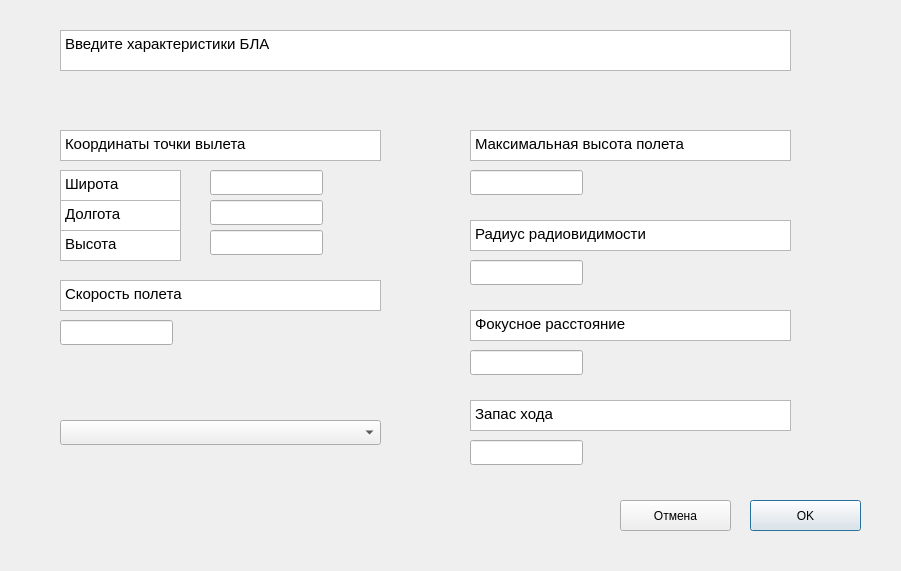
Old version of the form addbla.ui in the repository EgorovaAnna/gpbla.
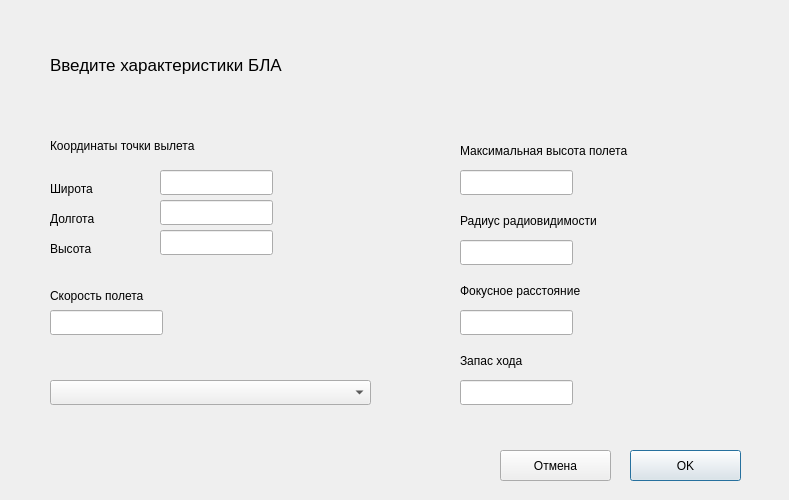
New version of the form.

```diff
--- a/addbla.ui
+++ b/addbla.ui
@@ -6,8 +6,8 @@
    <rect>
     <x>0</x>
     <y>0</y>
-    <width>901</width>
-    <height>571</height>
+    <width>789</width>
+    <height>500</height>
    </rect>
   </property>
   <property name="windowTitle">
@@ -16,51 +16,17 @@
   <widget class="QLineEdit" name="lat">
    <property name="geometry">
     <rect>
-     <x>210</x>
+     <x>160</x>
      <y>170</y>
      <width>113</width>
      <height>25</height>
     </rect>
    </property>
   </widget>
-  <widget class="QTextBrowser" name="textBrowser">
-   <property name="geometry">
-    <rect>
-     <x>60</x>
-     <y>30</y>
-     <width>731</width>
-     <height>41</height>
-    </rect>
-   </property>
-   <property name="html">
-    <string>&lt;!DOCTYPE HTML PUBLIC &quot;-//W3C//DTD HTML 4.0//EN&quot; &quot;http://www.w3.org/TR/REC-html40/strict.dtd&quot;&gt;
-&lt;html&gt;&lt;head&gt;&lt;meta name=&quot;qrichtext&quot; content=&quot;1&quot; /&gt;&lt;style type=&quot;text/css&quot;&gt;
-p, li { white-space: pre-wrap; }
-&lt;/style&gt;&lt;/head&gt;&lt;body style=&quot; font-family:'Ubuntu'; font-size:11pt; font-weight:400; font-style:normal;&quot;&gt;
-&lt;p style=&quot; margin-top:0px; margin-bottom:0px; margin-left:0px; margin-right:0px; -qt-block-indent:0; text-indent:0px;&quot;&gt;Введите характеристики БЛА&lt;/p&gt;&lt;/body&gt;&lt;/html&gt;</string>
-   </property>
-  </widget>
-  <widget class="QTextBrowser" name="textBrowser_2">
-   <property name="geometry">
-    <rect>
-     <x>60</x>
-     <y>130</y>
-     <width>321</width>
-     <height>31</height>
-    </rect>
-   </property>
-   <property name="html">
-    <string>&lt;!DOCTYPE HTML PUBLIC &quot;-//W3C//DTD HTML 4.0//EN&quot; &quot;http://www.w3.org/TR/REC-html40/strict.dtd&quot;&gt;
-&lt;html&gt;&lt;head&gt;&lt;meta name=&quot;qrichtext&quot; content=&quot;1&quot; /&gt;&lt;style type=&quot;text/css&quot;&gt;
-p, li { white-space: pre-wrap; }
-&lt;/style&gt;&lt;/head&gt;&lt;body style=&quot; font-family:'Ubuntu'; font-size:11pt; font-weight:400; font-style:normal;&quot;&gt;
-&lt;p style=&quot; margin-top:0px; margin-bottom:0px; margin-left:0px; margin-right:0px; -qt-block-indent:0; text-indent:0px;&quot;&gt;Координаты точки вылета&lt;/p&gt;&lt;/body&gt;&lt;/html&gt;</string>
-   </property>
-  </widget>
   <widget class="QLineEdit" name="lon">
    <property name="geometry">
     <rect>
-     <x>210</x>
+     <x>160</x>
      <y>200</y>
      <width>113</width>
      <height>25</height>
@@ -70,34 +36,17 @@
   <widget class="QLineEdit" name="h">
    <property name="geometry">
     <rect>
-     <x>210</x>
+     <x>160</x>
      <y>230</y>
      <width>113</width>
      <height>25</height>
     </rect>
    </property>
   </widget>
-  <widget class="QTextBrowser" name="textBrowser_3">
-   <property name="geometry">
-    <rect>
-     <x>470</x>
-     <y>130</y>
-     <width>321</width>
-     <height>31</height>
-    </rect>
-   </property>
-   <property name="html">
-    <string>&lt;!DOCTYPE HTML PUBLIC &quot;-//W3C//DTD HTML 4.0//EN&quot; &quot;http://www.w3.org/TR/REC-html40/strict.dtd&quot;&gt;
-&lt;html&gt;&lt;head&gt;&lt;meta name=&quot;qrichtext&quot; content=&quot;1&quot; /&gt;&lt;style type=&quot;text/css&quot;&gt;
-p, li { white-space: pre-wrap; }
-&lt;/style&gt;&lt;/head&gt;&lt;body style=&quot; font-family:'Ubuntu'; font-size:11pt; font-weight:400; font-style:normal;&quot;&gt;
-&lt;p style=&quot; margin-top:0px; margin-bottom:0px; margin-left:0px; margin-right:0px; -qt-block-indent:0; text-indent:0px;&quot;&gt;Максимальная высота полета&lt;/p&gt;&lt;/body&gt;&lt;/html&gt;</string>
-   </property>
-  </widget>
   <widget class="QLineEdit" name="maxH">
    <property name="geometry">
     <rect>
-     <x>470</x>
+     <x>460</x>
      <y>170</y>
      <width>113</width>
      <height>25</height>
@@ -107,62 +56,28 @@
   <widget class="QLineEdit" name="rad">
    <property name="geometry">
     <rect>
-     <x>470</x>
-     <y>260</y>
+     <x>460</x>
+     <y>240</y>
      <width>113</width>
      <height>25</height>
     </rect>
    </property>
   </widget>
-  <widget class="QTextBrowser" name="textBrowser_4">
-   <property name="geometry">
-    <rect>
-     <x>470</x>
-     <y>220</y>
-     <width>321</width>
-     <height>31</height>
-    </rect>
-   </property>
-   <property name="html">
-    <string>&lt;!DOCTYPE HTML PUBLIC &quot;-//W3C//DTD HTML 4.0//EN&quot; &quot;http://www.w3.org/TR/REC-html40/strict.dtd&quot;&gt;
-&lt;html&gt;&lt;head&gt;&lt;meta name=&quot;qrichtext&quot; content=&quot;1&quot; /&gt;&lt;style type=&quot;text/css&quot;&gt;
-p, li { white-space: pre-wrap; }
-&lt;/style&gt;&lt;/head&gt;&lt;body style=&quot; font-family:'Ubuntu'; font-size:11pt; font-weight:400; font-style:normal;&quot;&gt;
-&lt;p style=&quot; margin-top:0px; margin-bottom:0px; margin-left:0px; margin-right:0px; -qt-block-indent:0; text-indent:0px;&quot;&gt;Радиус радиовидимости&lt;/p&gt;&lt;/body&gt;&lt;/html&gt;</string>
-   </property>
-  </widget>
   <widget class="QLineEdit" name="v">
    <property name="geometry">
     <rect>
-     <x>60</x>
-     <y>320</y>
+     <x>50</x>
+     <y>310</y>
      <width>113</width>
      <height>25</height>
     </rect>
    </property>
   </widget>
-  <widget class="QTextBrowser" name="textBrowser_5">
-   <property name="geometry">
-    <rect>
-     <x>60</x>
-     <y>280</y>
-     <width>321</width>
-     <height>31</height>
-    </rect>
-   </property>
-   <property name="html">
-    <string>&lt;!DOCTYPE HTML PUBLIC &quot;-//W3C//DTD HTML 4.0//EN&quot; &quot;http://www.w3.org/TR/REC-html40/strict.dtd&quot;&gt;
-&lt;html&gt;&lt;head&gt;&lt;meta name=&quot;qrichtext&quot; content=&quot;1&quot; /&gt;&lt;style type=&quot;text/css&quot;&gt;
-p, li { white-space: pre-wrap; }
-&lt;/style&gt;&lt;/head&gt;&lt;body style=&quot; font-family:'Ubuntu'; font-size:11pt; font-weight:400; font-style:normal;&quot;&gt;
-&lt;p style=&quot; margin-top:0px; margin-bottom:0px; margin-left:0px; margin-right:0px; -qt-block-indent:0; text-indent:0px;&quot;&gt;Скорость полета&lt;/p&gt;&lt;/body&gt;&lt;/html&gt;</string>
-   </property>
-  </widget>
   <widget class="QComboBox" name="type">
    <property name="geometry">
     <rect>
-     <x>60</x>
-     <y>420</y>
+     <x>50</x>
+     <y>380</y>
      <width>321</width>
      <height>25</height>
     </rect>
@@ -171,86 +86,18 @@
   <widget class="QLineEdit" name="focus">
    <property name="geometry">
     <rect>
-     <x>470</x>
-     <y>350</y>
+     <x>460</x>
+     <y>310</y>
      <width>113</width>
      <height>25</height>
     </rect>
    </property>
   </widget>
-  <widget class="QTextBrowser" name="textBrowser_6">
-   <property name="geometry">
-    <rect>
-     <x>470</x>
-     <y>310</y>
-     <width>321</width>
-     <height>31</height>
-    </rect>
-   </property>
-   <property name="html">
-    <string>&lt;!DOCTYPE HTML PUBLIC &quot;-//W3C//DTD HTML 4.0//EN&quot; &quot;http://www.w3.org/TR/REC-html40/strict.dtd&quot;&gt;
-&lt;html&gt;&lt;head&gt;&lt;meta name=&quot;qrichtext&quot; content=&quot;1&quot; /&gt;&lt;style type=&quot;text/css&quot;&gt;
-p, li { white-space: pre-wrap; }
-&lt;/style&gt;&lt;/head&gt;&lt;body style=&quot; font-family:'Ubuntu'; font-size:11pt; font-weight:400; font-style:normal;&quot;&gt;
-&lt;p style=&quot; margin-top:0px; margin-bottom:0px; margin-left:0px; margin-right:0px; -qt-block-indent:0; text-indent:0px;&quot;&gt;Фокусное расстояние&lt;/p&gt;&lt;/body&gt;&lt;/html&gt;</string>
-   </property>
-  </widget>
-  <widget class="QTextBrowser" name="textBrowser_7">
-   <property name="geometry">
-    <rect>
-     <x>60</x>
-     <y>170</y>
-     <width>121</width>
-     <height>31</height>
-    </rect>
-   </property>
-   <property name="html">
-    <string>&lt;!DOCTYPE HTML PUBLIC &quot;-//W3C//DTD HTML 4.0//EN&quot; &quot;http://www.w3.org/TR/REC-html40/strict.dtd&quot;&gt;
-&lt;html&gt;&lt;head&gt;&lt;meta name=&quot;qrichtext&quot; content=&quot;1&quot; /&gt;&lt;style type=&quot;text/css&quot;&gt;
-p, li { white-space: pre-wrap; }
-&lt;/style&gt;&lt;/head&gt;&lt;body style=&quot; font-family:'Ubuntu'; font-size:11pt; font-weight:400; font-style:normal;&quot;&gt;
-&lt;p style=&quot; margin-top:0px; margin-bottom:0px; margin-left:0px; margin-right:0px; -qt-block-indent:0; text-indent:0px;&quot;&gt;Широта&lt;/p&gt;&lt;/body&gt;&lt;/html&gt;</string>
-   </property>
-  </widget>
-  <widget class="QTextBrowser" name="textBrowser_8">
-   <property name="geometry">
-    <rect>
-     <x>60</x>
-     <y>230</y>
-     <width>121</width>
-     <height>31</height>
-    </rect>
-   </property>
-   <property name="html">
-    <string>&lt;!DOCTYPE HTML PUBLIC &quot;-//W3C//DTD HTML 4.0//EN&quot; &quot;http://www.w3.org/TR/REC-html40/strict.dtd&quot;&gt;
-&lt;html&gt;&lt;head&gt;&lt;meta name=&quot;qrichtext&quot; content=&quot;1&quot; /&gt;&lt;style type=&quot;text/css&quot;&gt;
-p, li { white-space: pre-wrap; }
-&lt;/style&gt;&lt;/head&gt;&lt;body style=&quot; font-family:'Ubuntu'; font-size:11pt; font-weight:400; font-style:normal;&quot;&gt;
-&lt;p style=&quot; margin-top:0px; margin-bottom:0px; margin-left:0px; margin-right:0px; -qt-block-indent:0; text-indent:0px;&quot;&gt;Высота&lt;/p&gt;&lt;/body&gt;&lt;/html&gt;</string>
-   </property>
-  </widget>
-  <widget class="QTextBrowser" name="textBrowser_9">
-   <property name="geometry">
-    <rect>
-     <x>60</x>
-     <y>200</y>
-     <width>121</width>
-     <height>31</height>
-    </rect>
-   </property>
-   <property name="html">
-    <string>&lt;!DOCTYPE HTML PUBLIC &quot;-//W3C//DTD HTML 4.0//EN&quot; &quot;http://www.w3.org/TR/REC-html40/strict.dtd&quot;&gt;
-&lt;html&gt;&lt;head&gt;&lt;meta name=&quot;qrichtext&quot; content=&quot;1&quot; /&gt;&lt;style type=&quot;text/css&quot;&gt;
-p, li { white-space: pre-wrap; }
-&lt;/style&gt;&lt;/head&gt;&lt;body style=&quot; font-family:'Ubuntu'; font-size:11pt; font-weight:400; font-style:normal;&quot;&gt;
-&lt;p style=&quot; margin-top:0px; margin-bottom:0px; margin-left:0px; margin-right:0px; -qt-block-indent:0; text-indent:0px;&quot;&gt;Долгота&lt;/p&gt;&lt;/body&gt;&lt;/html&gt;</string>
-   </property>
-  </widget>
   <widget class="QPushButton" name="pushButton">
    <property name="geometry">
     <rect>
-     <x>750</x>
-     <y>500</y>
+     <x>630</x>
+     <y>450</y>
      <width>111</width>
      <height>31</height>
     </rect>
@@ -259,28 +106,11 @@
     <string>OK</string>
    </property>
   </widget>
-  <widget class="QTextBrowser" name="textBrowser_10">
-   <property name="geometry">
-    <rect>
-     <x>470</x>
-     <y>400</y>
-     <width>321</width>
-     <height>31</height>
-    </rect>
-   </property>
-   <property name="html">
-    <string>&lt;!DOCTYPE HTML PUBLIC &quot;-//W3C//DTD HTML 4.0//EN&quot; &quot;http://www.w3.org/TR/REC-html40/strict.dtd&quot;&gt;
-&lt;html&gt;&lt;head&gt;&lt;meta name=&quot;qrichtext&quot; content=&quot;1&quot; /&gt;&lt;style type=&quot;text/css&quot;&gt;
-p, li { white-space: pre-wrap; }
-&lt;/style&gt;&lt;/head&gt;&lt;body style=&quot; font-family:'Ubuntu'; font-size:11pt; font-weight:400; font-style:normal;&quot;&gt;
-&lt;p style=&quot; margin-top:0px; margin-bottom:0px; margin-left:0px; margin-right:0px; -qt-block-indent:0; text-indent:0px;&quot;&gt;Запас хода&lt;/p&gt;&lt;/body&gt;&lt;/html&gt;</string>
-   </property>
-  </widget>
   <widget class="QLineEdit" name="way">
    <property name="geometry">
     <rect>
-     <x>470</x>
-     <y>440</y>
+     <x>460</x>
+     <y>380</y>
      <width>113</width>
      <height>25</height>
     </rect>
@@ -289,8 +119,8 @@
   <widget class="QPushButton" name="pushButton_2">
    <property name="geometry">
     <rect>
-     <x>620</x>
-     <y>500</y>
+     <x>500</x>
+     <y>450</y>
      <width>111</width>
      <height>31</height>
     </rect>
@@ -299,6 +129,147 @@
     <string>Отмена</string>
    </property>
   </widget>
+  <widget class="QLabel" name="label">
+   <property name="geometry">
+    <rect>
+     <x>50</x>
+     <y>50</y>
+     <width>511</width>
+     <height>31</height>
+    </rect>
+   </property>
+   <property name="font">
+    <font>
+     <pointsize>13</pointsize>
+    </font>
+   </property>
+   <property name="text">
+    <string>Введите характеристики БЛА</string>
+   </property>
+   <property name="textFormat">
+    <enum>Qt::RichText</enum>
+   </property>
+   <property name="scaledContents">
+    <bool>true</bool>
+   </property>
+  </widget>
+  <widget class="QLabel" name="label_3">
+   <property name="geometry">
+    <rect>
+     <x>50</x>
+     <y>280</y>
+     <width>191</width>
+     <height>31</height>
+    </rect>
+   </property>
+   <property name="text">
+    <string>Скорость полета</string>
+   </property>
+  </widget>
+  <widget class="QLabel" name="label_4">
+   <property name="geometry">
+    <rect>
+     <x>460</x>
+     <y>140</y>
+     <width>321</width>
+     <height>21</height>
+    </rect>
+   </property>
+   <property name="text">
+    <string>Максимальная высота полета</string>
+   </property>
+  </widget>
+  <widget class="QLabel" name="label_5">
+   <property name="geometry">
+    <rect>
+     <x>460</x>
+     <y>350</y>
+     <width>321</width>
+     <height>21</height>
+    </rect>
+   </property>
+   <property name="text">
+    <string>Запас хода</string>
+   </property>
+  </widget>
+  <widget class="QLabel" name="label_6">
+   <property name="geometry">
+    <rect>
+     <x>460</x>
+     <y>280</y>
+     <width>321</width>
+     <height>21</height>
+    </rect>
+   </property>
+   <property name="text">
+    <string>Фокусное расстояние</string>
+   </property>
+  </widget>
+  <widget class="QLabel" name="label_7">
+   <property name="geometry">
+    <rect>
+     <x>460</x>
+     <y>210</y>
+     <width>321</width>
+     <height>21</height>
+    </rect>
+   </property>
+   <property name="text">
+    <string>Радиус радиовидимости</string>
+   </property>
+  </widget>
+  <widget class="QLabel" name="label_8">
+   <property name="geometry">
+    <rect>
+     <x>50</x>
+     <y>210</y>
+     <width>67</width>
+     <height>17</height>
+    </rect>
+   </property>
+   <property name="text">
+    <string>Долгота</string>
+   </property>
+  </widget>
+  <widget class="QLabel" name="label_9">
+   <property name="geometry">
+    <rect>
+     <x>50</x>
+     <y>180</y>
+     <width>67</width>
+     <height>17</height>
+    </rect>
+   </property>
+   <property name="text">
+    <string>Широта</string>
+   </property>
+  </widget>
+  <widget class="QLabel" name="label_10">
+   <property name="geometry">
+    <rect>
+     <x>50</x>
+     <y>240</y>
+     <width>67</width>
+     <height>17</height>
+    </rect>
+   </property>
+   <property name="text">
+    <string>Высота</string>
+   </property>
+  </widget>
+  <widget class="QLabel" name="label_2">
+   <property name="geometry">
+    <rect>
+     <x>50</x>
+     <y>130</y>
+     <width>191</width>
+     <height>31</height>
+    </rect>
+   </property>
+   <property name="text">
+    <string>Координаты точки вылета</string>
+   </property>
+  </widget>
  </widget>
  <resources/>
  <connections/>
```
